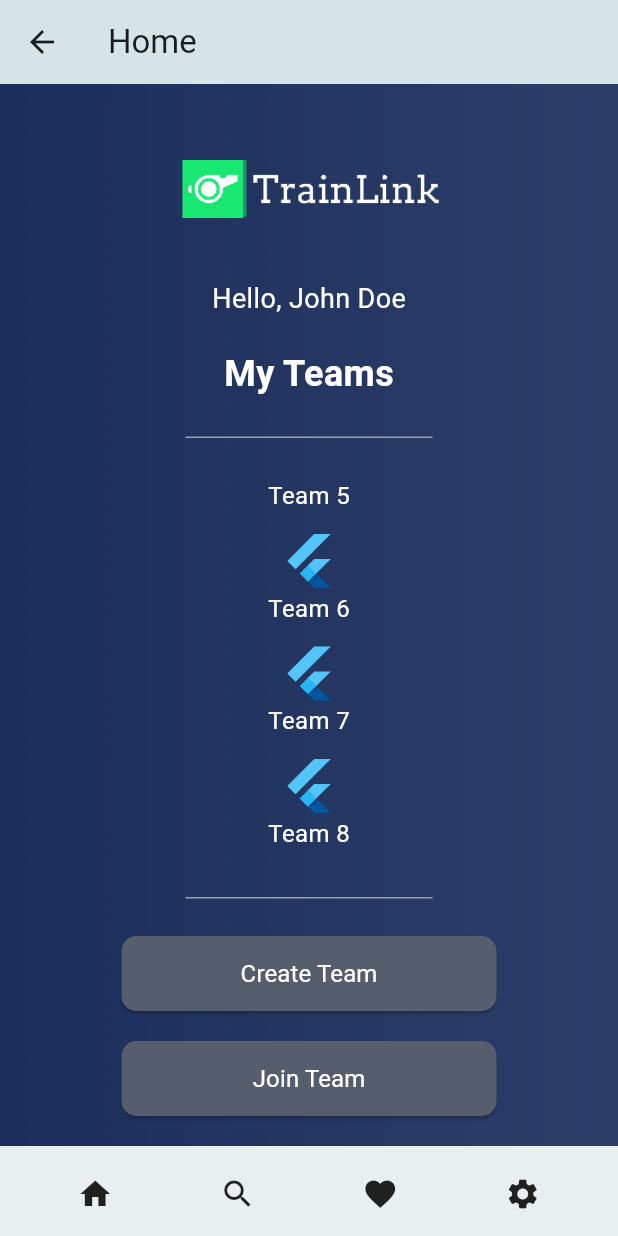
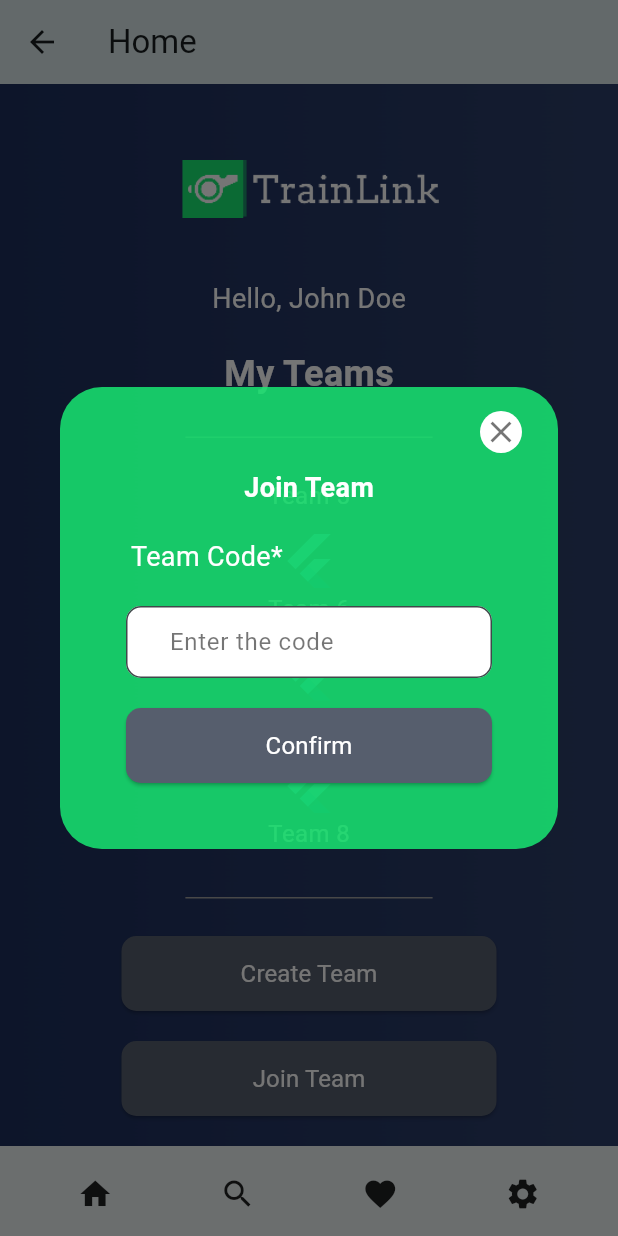
Before and after one commit to ipm13/trainlink, a Flutter app: the Home screen opened by its route, scrolled down 344 dp, after a tap on "Join Team", on a phone screen of 412 x 824 dp. Run offline on Flutter 3.47's test engine with Material 2 defaults, Android fonts, the phone set to English and light mode, and no system bars.

Commit message:
Added Home and Create Team popups, refactored code

```diff
--- a/lib/calendar.dart
+++ b/lib/calendar.dart
@@ -1,7 +1,7 @@
 import 'package:flutter/material.dart';
 import 'package:intl/intl.dart';
 
-import 'styles.dart';
+import 'utils.dart';
 
 class Calendar extends StatefulWidget {
   const Calendar({super.key});
--- a/lib/home.dart
+++ b/lib/home.dart
@@ -1,6 +1,6 @@
 import 'package:flutter/material.dart';
 
-import 'styles.dart';
+import 'utils.dart';
 
 class Home extends StatefulWidget {
   const Home({super.key});
@@ -10,6 +10,10 @@ class Home extends StatefulWidget {
 }
 
 class _HomeState extends State<Home> {
+  final _formKey = GlobalKey<FormState>();
+
+  final codeController = TextEditingController();
+
   @override
   Widget build(BuildContext context) {
     return Scaffold(
@@ -17,12 +21,7 @@ class _HomeState extends State<Home> {
         title: const Text('Home'),
       ),
       body: Container(
-        decoration: const BoxDecoration(
-          image: DecorationImage(
-            image: AssetImage("assets/images/background.png"),
-            fit: BoxFit.cover,
-          ),
-        ),
+        decoration: containerDecoration(),
         child: Column(
           mainAxisAlignment: MainAxisAlignment.center,
           children: [
@@ -31,11 +30,10 @@ class _HomeState extends State<Home> {
               width: 250.0,
               padding: const EdgeInsets.only(top: 20),
               child: Center(
-                child: Transform.scale(
-                  scale: 0.75,
-                  child: Image.asset('assets/images/logo.png'),
-                )
-              ),
+                  child: Transform.scale(
+                scale: 0.75,
+                child: Image.asset('assets/images/logo.png'),
+              )),
             ),
             Padding(
               padding: const EdgeInsets.fromLTRB(0.0, 10.0, 0.0, 20.0),
@@ -46,7 +44,7 @@ class _HomeState extends State<Home> {
             Expanded(
               child: Center(
                 child: ListView.builder(
-                  itemCount: 8,
+                  itemCount: getUserTeams(),
                   itemBuilder: (context, index) {
                     return Padding(
                       padding: const EdgeInsets.symmetric(vertical: 6.0),
@@ -66,19 +64,7 @@ class _HomeState extends State<Home> {
             ElevatedButton(
               style: flatButtonStyle,
               onPressed: () async {
-                /*
-                    if (_formKey.currentState!.validate()) {
-                      String email = emailController.text;
-                      String password = passwordController.text;
-                      await getAccount(email, password).then((value) {
-                        if (!value){
-                          ScaffoldMessenger.of(context).showSnackBar(
-                              const SnackBar(content: Text("Your credentials are incorrect")));
-                        }else{
-                          Navigator.of(context).pushReplacementNamed('/profiles');
-                        }
-                      });
-                    }*/
+                Navigator.of(context).pushNamed('/createTeam');
               },
               child: labelStyle("Create Team", size: 16.0),
             ),
@@ -88,19 +74,10 @@ class _HomeState extends State<Home> {
             ElevatedButton(
               style: flatButtonStyle,
               onPressed: () async {
-                /*
-                    if (_formKey.currentState!.validate()) {
-                      String email = emailController.text;
-                      String password = passwordController.text;
-                      await getAccount(email, password).then((value) {
-                        if (!value){
-                          ScaffoldMessenger.of(context).showSnackBar(
-                              const SnackBar(content: Text("Your credentials are incorrect")));
-                        }else{
-                          Navigator.of(context).pushReplacementNamed('/profiles');
-                        }
-                      });
-                    }*/
+                showDialog(
+                  context: context,
+                  builder: (BuildContext context) => joinTeamDialog(context),
+                );
               },
               child: labelStyle("Join Team", size: 16.0),
             ),
@@ -167,6 +144,68 @@ class _HomeState extends State<Home> {
     );
   }
 
+  int getUserTeams() {
+    return 8;
+  }
+
+  Widget joinTeamDialog(BuildContext context) {
+    return popup(
+      context,
+      widgets: [
+        Padding(
+          padding: const EdgeInsets.fromLTRB(0.0, 10.0, 0.0, 20.0),
+          child: labelStyle("Join Team", bold: true),
+        ),
+        Form(
+          key: _formKey,
+          child: Column(
+            children: [
+              Row(
+                children: [
+                  labelStyle("     Team Code*"),
+                ],
+              ),
+              Padding(
+                padding: const EdgeInsets.all(20),
+                child: Column(
+                  children: [
+                    TextFormField(
+                      style: inputStyle(),
+                      controller: codeController,
+                      decoration: inputFieldDecoration("Enter the code"),
+                    ),
+                    const SizedBox(
+                      height: 20,
+                    ),
+                    ElevatedButton(
+                      style: flatButtonStyle,
+                      onPressed: () async {
+                        if (_formKey.currentState!.validate()) {
+                          String code = codeController.text;
+                          if (code.isEmpty) {
+                            ScaffoldMessenger.of(context).showSnackBar(
+                              snackBarStyle("Team code is required")
+                            );
+                          } else {
+                            ScaffoldMessenger.of(context).showSnackBar(
+                              snackBarStyle("Welcome to the team")
+                            );
+                            Navigator.of(context).pop();
+                          }
+                        }
+                      },
+                      child: labelStyle("Confirm", size: 16.0),
+                    ),
+                  ],
+                ),
+              ),
+            ],
+          ),
+        ),
+      ]
+    );
+  }
+
   void showPopup(String message) {
     showDialog(
       context: context,
--- a/lib/styles.dart
+++ /dev/null
@@ -1,67 +0,0 @@
-import 'package:flutter/material.dart';
-
-Text labelStyle(label, {double size = 18.0, bool bold = false, bool green = false}) {
-  return Text(
-      label,
-      style: TextStyle(
-          color: green ? const Color.fromRGBO(24, 231, 114, 1.0) : Colors.white,
-          fontSize: size,
-          fontWeight: bold ? FontWeight.bold : FontWeight.normal,
-      )
-  );
-}
-
-Text infoStyle(info) {
-  return Text(
-      info,
-      style: const TextStyle(
-          color: Colors.white,
-          fontSize: 12,
-      )
-  );
-}
-
-TextStyle inputStyle() {
-  return const TextStyle(
-      color: Colors.black54,
-      fontSize: 16,
-  );
-}
-
-ButtonStyle flatButtonStyle = TextButton.styleFrom(
-  foregroundColor: Colors.white,
-  minimumSize: const Size(250, 50),
-  padding: const EdgeInsets.symmetric(horizontal: 16.0),
-  shape: const RoundedRectangleBorder(
-    borderRadius: BorderRadius.all(Radius.circular(10.0)),
-  ),
-  backgroundColor: const Color.fromRGBO(86, 94, 109, 1.0),
-);
-
-InputDecoration inputFieldDecoration(hint) {
-  return InputDecoration(
-      labelStyle: const TextStyle(color: Colors.black54),
-      contentPadding: const EdgeInsets.only(left: 25),
-      border: const OutlineInputBorder(
-        borderRadius: BorderRadius.all(Radius.circular(10.0)),
-      ),
-      filled: true,
-      fillColor: Colors.white,
-      floatingLabelBehavior: FloatingLabelBehavior.never,
-      hintText: hint,
-      hintStyle: const TextStyle(color: Colors.black54));
-}
-
-class CustomLine extends StatelessWidget {
-  const CustomLine({super.key});
-
-  @override
-  Widget build(BuildContext context) {
-    return Container(
-      width: 0.4 * MediaQuery.of(context).size.width,
-      height: 1,
-      color: Colors.grey,
-      margin: const EdgeInsets.symmetric(vertical: 25),
-    );
-  }
-}
--- /dev/null
+++ b/lib/utils.dart
@@ -0,0 +1,124 @@
+import 'package:flutter/material.dart';
+
+Text labelStyle(String label, {double size = 18.0, bool bold = false, bool green = false}) {
+  return Text(label,
+    style: TextStyle(
+      color: green ? const Color.fromRGBO(24, 231, 114, 1.0) : Colors.white,
+      fontSize: size,
+      fontWeight: bold ? FontWeight.bold : FontWeight.normal,
+    )
+  );
+}
+
+Text infoStyle(String info) {
+  return Text(info,
+    style: const TextStyle(
+      color: Colors.white,
+      fontSize: 12,
+    )
+  );
+}
+
+TextStyle inputStyle() {
+  return const TextStyle(
+    color: Colors.black54,
+    fontSize: 16,
+  );
+}
+
+ButtonStyle flatButtonStyle = TextButton.styleFrom(
+  foregroundColor: Colors.white,
+  minimumSize: const Size(250, 50),
+  padding: const EdgeInsets.symmetric(horizontal: 16.0),
+  shape: const RoundedRectangleBorder(
+    borderRadius: BorderRadius.all(Radius.circular(10.0)),
+  ),
+  backgroundColor: const Color.fromRGBO(86, 94, 109, 1.0),
+);
+
+BoxDecoration containerDecoration() {
+  return const BoxDecoration(
+    image: DecorationImage(
+      image: AssetImage("assets/images/background.png"),
+      fit: BoxFit.cover,
+    ),
+  );
+}
+
+InputDecoration inputFieldDecoration(String hint) {
+  return InputDecoration(
+    labelStyle: const TextStyle(color: Colors.black54),
+    contentPadding: const EdgeInsets.only(left: 25),
+    border: const OutlineInputBorder(
+      borderRadius: BorderRadius.all(Radius.circular(10.0)),
+    ),
+    filled: true,
+    fillColor: Colors.white,
+    floatingLabelBehavior: FloatingLabelBehavior.never,
+    hintText: hint,
+    hintStyle: const TextStyle(color: Colors.black54));
+}
+
+AlertDialog popup(context, {String route = '', required List<Widget> widgets}) {
+  return AlertDialog(
+    backgroundColor: const Color.fromRGBO(24, 231, 114, 0.85),
+    content: Column(
+      mainAxisSize: MainAxisSize.min,
+      children: [
+        Positioned(
+          right: 0.0,
+          child: GestureDetector(
+            onTap: () {
+              if (route.isNotEmpty) {
+                Navigator.of(context).pushNamed(route);
+              } else {
+                Navigator.of(context).pop();
+              }
+            },
+            child: const Align(
+              alignment: Alignment.topRight,
+              child: CircleAvatar(
+                radius: 14.0,
+                backgroundColor: Colors.white,
+                child: Icon(Icons.close, color: Colors.black54),
+              ),
+            ),
+          ),
+        ),
+        Column(
+          mainAxisSize: MainAxisSize.min,
+          mainAxisAlignment: MainAxisAlignment.center,
+          children: widgets,
+        ),
+      ],
+    ),
+  );
+}
+
+SnackBar snackBarStyle(String label) {
+  return SnackBar(
+    content: Text(
+        label,
+        style: const TextStyle(
+          color: Colors.black54,
+          fontSize: 20,
+          fontWeight: FontWeight.bold,
+        )
+    ),
+    backgroundColor: const Color.fromRGBO(24, 231, 114, 1.0),
+  );
+}
+
+class CustomLine extends StatelessWidget {
+  const CustomLine({super.key});
+
+  @override
+  Widget build(BuildContext context) {
+    return Container(
+      width: 0.4 * MediaQuery.of(context).size.width,
+      height: 1,
+      color: Colors.grey,
+      margin: const EdgeInsets.symmetric(vertical: 25),
+    );
+  }
+}
```
Also changed, not shown: lib/create_team.dart (+153 -25 lines), lib/main.dart (+3 -8 lines), assets/images/copy.png (added).
